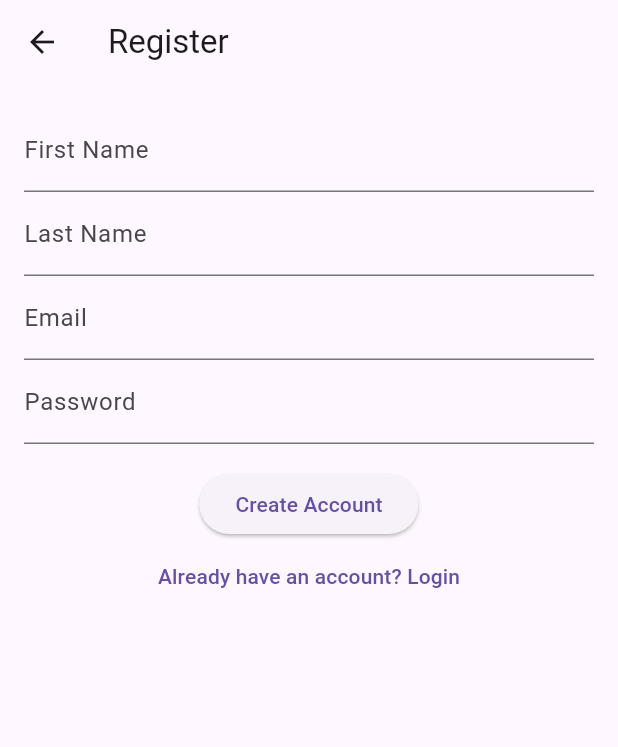
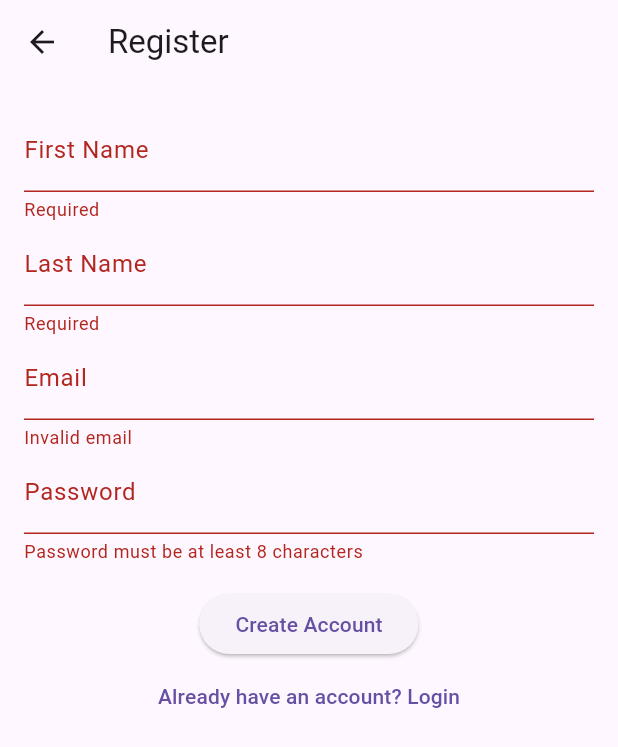
Before and after one commit to lajacl/tropica-guide, a Flutter app: the RegisterScreen screen opened directly, after a tap on "Create Account", on a phone screen of 412 x 824 dp. Shown: the top 747 px of the screen. Run offline on Flutter 3.47's test engine with Material 3 defaults, Android fonts, the phone set to English and light mode, and no system bars.

Commit message:
Add login and registration form field validations

```diff
--- /dev/null
+++ b/lib/auth/validators.dart
@@ -0,0 +1,18 @@
+bool isValidEmail(String email) {
+  return RegExp(
+    r"^[\w-\.]+@([\w-]+\.)+[\w-]{2,4}$",
+  ).hasMatch(email);
+}
+
+String? validatePassword(String value) {
+  if (value.length < 8) {
+    return 'Password must be at least 8 characters';
+  }
+  if (!RegExp(r'[A-Z]').hasMatch(value)) {
+    return 'Must include an uppercase letter';
+  }
+  if (!RegExp(r'[0-9]').hasMatch(value)) {
+    return 'Must include a number';
+  }
+  return null;
+}
--- a/lib/screens/register_screen.dart
+++ b/lib/screens/register_screen.dart
@@ -1,4 +1,5 @@
 import 'package:flutter/material.dart';
+import 'package:tropica_guide/auth/validators.dart';
 
 class RegisterScreen extends StatefulWidget {
   const RegisterScreen({super.key});
@@ -15,7 +16,9 @@ class _RegisterScreenState extends State<RegisterScreen> {
   final passwordCtrl = TextEditingController();
   bool loading = false;
 
-  void register() {}
+  Future<void> register() async {
+    if (!_formKey.currentState!.validate()) return;
+  }
 
   @override
   Widget build(BuildContext context) {
@@ -28,22 +31,27 @@ class _RegisterScreenState extends State<RegisterScreen> {
             key: _formKey,
             child: Column(
               children: [
-                TextField(
+                TextFormField(
                   controller: firstNameCtrl,
                   decoration: const InputDecoration(labelText: 'First Name'),
+                  validator: (v) => v!.isEmpty ? 'Required' : null,
                 ),
-                TextField(
+                TextFormField(
                   controller: lastNameCtrl,
                   decoration: const InputDecoration(labelText: 'Last Name'),
+                  validator: (v) => v!.isEmpty ? 'Required' : null,
                 ),
-                TextField(
+                TextFormField(
                   controller: emailCtrl,
                   decoration: const InputDecoration(labelText: 'Email'),
+                  validator: (v) =>
+                      isValidEmail(v ?? '') ? null : 'Invalid email',
                 ),
-                TextField(
+                TextFormField(
                   controller: passwordCtrl,
                   decoration: const InputDecoration(labelText: 'Password'),
                   obscureText: true,
+                  validator: (v) => validatePassword(v ?? ''),
                 ),
                 const SizedBox(height: 16),
                 ElevatedButton(
```
Also changed, not shown: lib/screens/login_screen.dart (+14 -3 lines).
